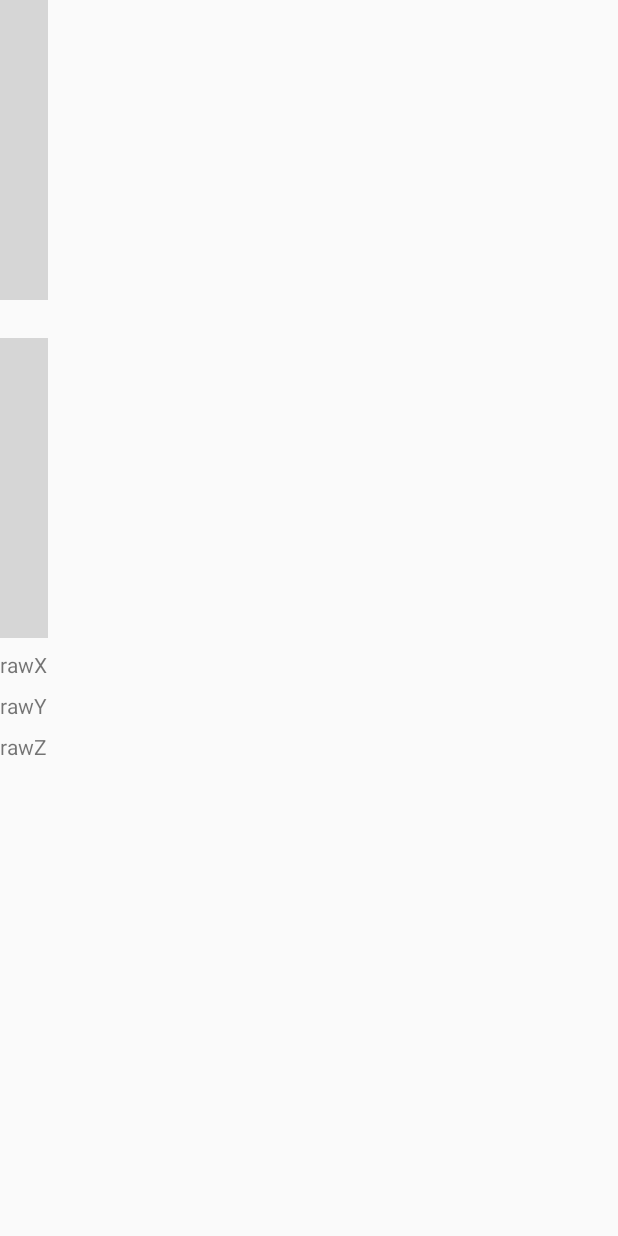
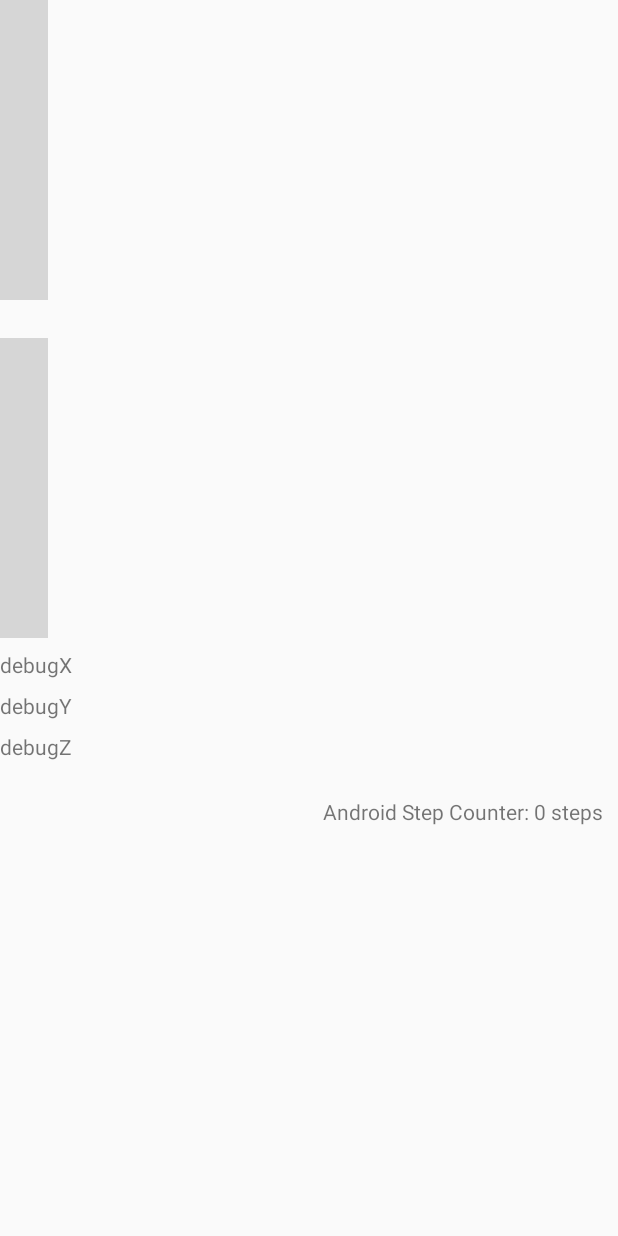
Before and after one commit to brownmagik352/pedometertest, an Android app: the layout activity_main.xml on its own in the app's theme, with its tools: preview values and no code run, on a phone screen of 412 x 824 dp. Run offline under Robolectric (Android 15) with nearby library versions, the phone set to English and light mode, and no system bars; plain views replace GraphView; grey boxes are pictures that could not be loaded.

Commit message:
closes #7, shows internal step counter

```diff
--- a/app/src/main/res/layout/activity_main.xml
+++ b/app/src/main/res/layout/activity_main.xml
@@ -7,30 +7,30 @@
     tools:context=".MainActivity">
 
     <TextView
-        android:id="@+id/rawX"
+        android:id="@+id/debugX"
         android:layout_width="wrap_content"
         android:layout_height="wrap_content"
         android:layout_marginTop="8dp"
-        android:text="rawX"
+        android:text="debugX"
         app:layout_constraintTop_toBottomOf="@+id/graphSmooth"
         tools:layout_editor_absoluteX="0dp" />
 
     <TextView
-        android:id="@+id/rawY"
+        android:id="@+id/debugY"
         android:layout_width="wrap_content"
         android:layout_height="wrap_content"
         android:layout_marginTop="8dp"
-        android:text="rawY"
-        app:layout_constraintTop_toBottomOf="@+id/rawX"
+        android:text="debugY"
+        app:layout_constraintTop_toBottomOf="@+id/debugX"
         tools:layout_editor_absoluteX="0dp" />
 
     <TextView
-        android:id="@+id/rawZ"
+        android:id="@+id/debugZ"
         android:layout_width="wrap_content"
         android:layout_height="wrap_content"
         android:layout_marginTop="8dp"
-        android:text="rawZ"
-        app:layout_constraintTop_toBottomOf="@+id/rawY"
+        android:text="debugZ"
+        app:layout_constraintTop_toBottomOf="@+id/debugY"
         tools:layout_editor_absoluteX="0dp" />
 
     <com.jjoe64.graphview.GraphView
@@ -45,4 +45,14 @@
         android:layout_marginTop="25dp"
         app:layout_constraintTop_toBottomOf="@+id/graphRaw" />
 
+    <TextView
+        android:id="@+id/step_counter_view"
+        android:layout_width="wrap_content"
+        android:layout_height="wrap_content"
+        android:layout_marginEnd="10dp"
+        android:layout_marginTop="24dp"
+        android:text="Android Step Counter: 0 steps"
+        app:layout_constraintEnd_toEndOf="parent"
+        app:layout_constraintTop_toBottomOf="@+id/debugZ" />
+
 </android.support.constraint.ConstraintLayout>
```
Also changed, not shown: app/src/main/java/com/example/brownmagik352/pedometertest/MainActivity.java (+15 -6 lines).
